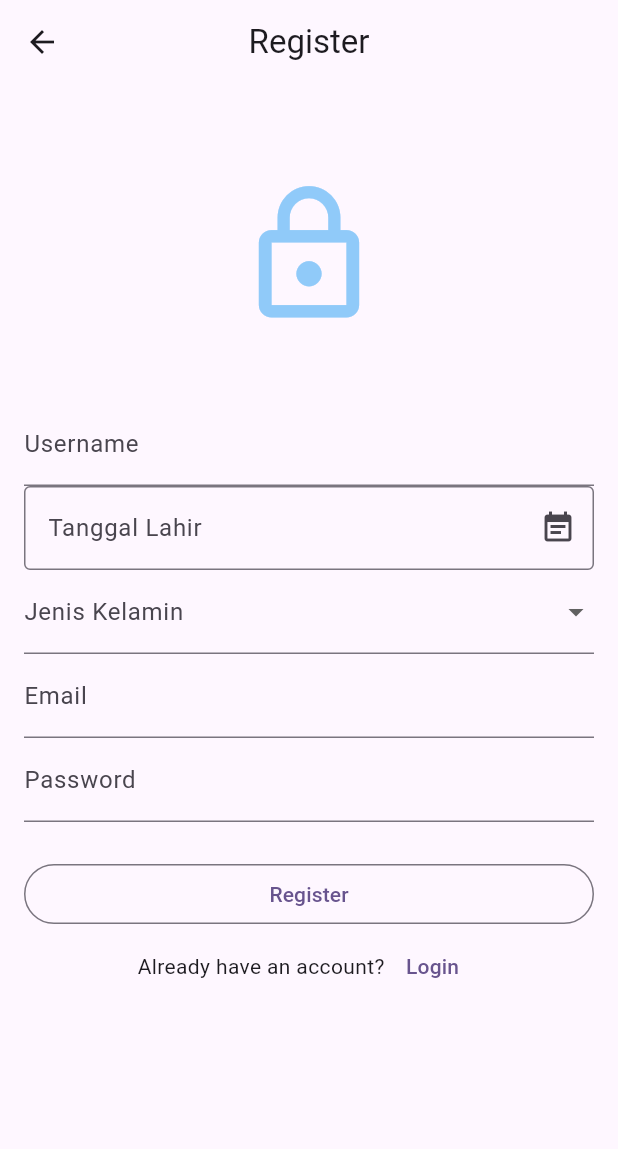
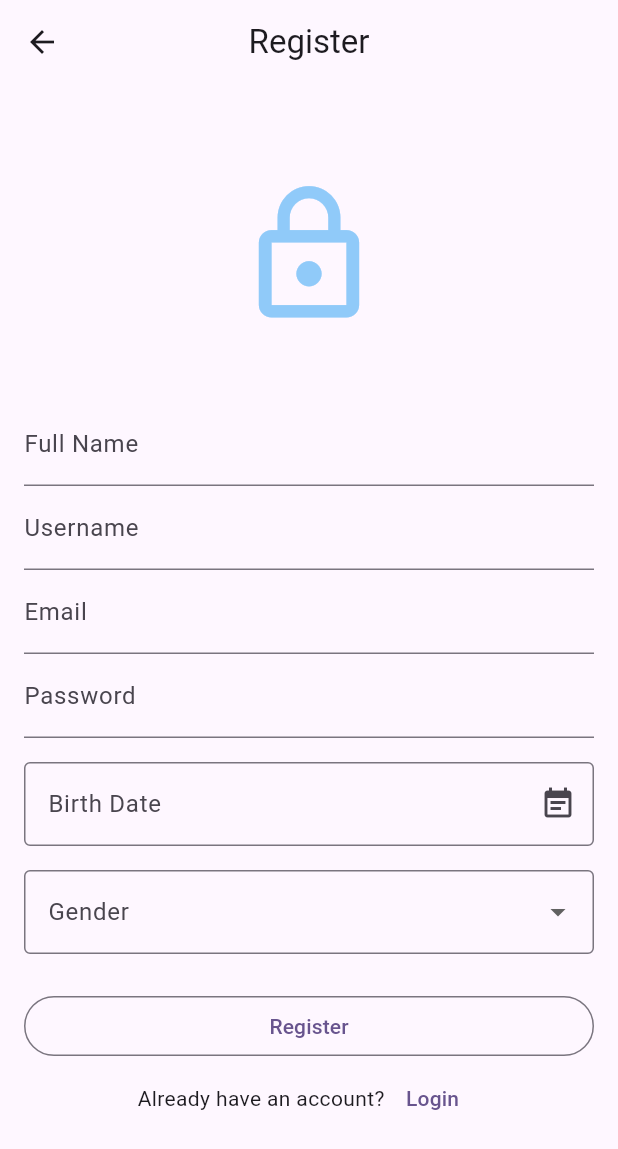
Before and after one commit to FP-PPB-KELOMPOK-3/animatch, a Flutter app: the RegisterScreen screen opened by its route, on a phone screen of 412 x 824 dp. Shown: the top 1149 px of the screen. Run offline on Flutter 3.47's test engine with Material 3 defaults, Android fonts, the phone set to English and light mode, and no system bars; drawn by our look-alikes of date_field; our stand-ins replace awesome_notifications, cloud_firestore, firebase_auth, firebase_core, flutter_card_swiper; accounts and stored records are empty.

Commit message:
fix: register & account detail

```diff
--- a/lib/Auth/register.dart
+++ b/lib/Auth/register.dart
@@ -1,6 +1,6 @@
-import 'package:cloud_firestore/cloud_firestore.dart';
 import 'package:firebase_auth/firebase_auth.dart';
 import 'package:flutter/material.dart';
+import 'package:animatch/services/user.service.dart';
 import 'package:date_field/date_field.dart';
 
 class RegisterScreen extends StatefulWidget {
@@ -13,10 +13,11 @@ class RegisterScreen extends StatefulWidget {
 class _RegisterScreenState extends State<RegisterScreen> {
   final _emailController = TextEditingController();
   final _passwordController = TextEditingController();
+  final _fullNameController = TextEditingController();
   final _usernameController = TextEditingController();
   final _birthdateController = TextEditingController();
-  String? _gender;
-  DateTime? _selectedBirthdate;
+  final _genderController = TextEditingController();
+  String? _selectedGender;
 
   bool _isLoading = false;
   String _errorCode = "";
@@ -38,18 +39,19 @@ class _RegisterScreenState extends State<RegisterScreen> {
     });
 
     try {
-      final userCredential = await FirebaseAuth.instance.createUserWithEmailAndPassword(
-        email: _emailController.text,
-        password: _passwordController.text,
-      );
-      final user = userCredential.user;
-      // Simpan data profil ke Firestore
-      await FirebaseFirestore.instance.collection('users').doc(user!.uid).set({
-        'username': _usernameController.text,
-        'birthdate': _birthdateController.text,
-        'gender': _gender ?? '',
-        'email': user.email,
-      });
+      UserCredential userCredential = await FirebaseAuth.instance.createUserWithEmailAndPassword(
+      email: _emailController.text,
+      password: _passwordController.text,
+    );
+      // Simpan data user ke Firestore
+      await UserService().createUser(
+      uid: userCredential.user!.uid,
+      fullName: _fullNameController.text,
+      username: _usernameController.text,
+      email: userCredential.user!.email!,
+      birthDate: DateTime.tryParse(_birthdateController.text) ?? DateTime.now(),
+      gender: _genderController.text,
+    );
       navigateLogin();
     } on FirebaseAuthException catch (e) {
       setState(() {
@@ -78,36 +80,12 @@ class _RegisterScreenState extends State<RegisterScreen> {
               Icon(Icons.lock_outline, size: 100, color: Colors.blue[200]),
               const SizedBox(height: 48),
               TextField(
+                controller: _fullNameController,
+                decoration: const InputDecoration(label: Text('Full Name')),
+              ),
+              TextField(
                 controller: _usernameController,
                 decoration: const InputDecoration(label: Text('Username')),
-              ),
-              DateTimeFormField(
-                decoration: const InputDecoration(
-                  labelText: 'Tanggal Lahir',
-                  border: OutlineInputBorder(),
-                  suffixIcon: Icon(Icons.event_note),
-                ),
-                initialValue: _selectedBirthdate,
-                firstDate: DateTime(1900),
-                lastDate: DateTime.now(),
-                mode: DateTimeFieldPickerMode.date,
-                onChanged: (DateTime? value) {
-                  setState(() {
-                    _selectedBirthdate = value;
-                    _birthdateController.text = value != null
-                        ? "${value.year}-${value.month.toString().padLeft(2, '0')}-${value.day.toString().padLeft(2, '0')}"
-                        : '';
-                  });
-                },
-              ),
-              DropdownButtonFormField<String>(
-                value: _gender,
-                items: const [
-                  DropdownMenuItem(value: 'Laki-laki', child: Text('Laki-laki')),
-                  DropdownMenuItem(value: 'Perempuan', child: Text('Perempuan')),
-                ],
-                onChanged: (val) => setState(() => _gender = val),
-                decoration: const InputDecoration(label: Text('Jenis Kelamin')),
               ),
               TextField(
                 controller: _emailController,
@@ -118,6 +96,44 @@ class _RegisterScreenState extends State<RegisterScreen> {
                 obscureText: true,
                 decoration: const InputDecoration(label: Text('Password')),
               ),
+              const SizedBox(height: 16),
+              DateTimeFormField(
+                decoration: const InputDecoration(
+                  labelText: 'Birth Date',
+                  border: OutlineInputBorder(),
+                  suffixIcon: Icon(Icons.event_note),
+                ),
+                mode: DateTimeFieldPickerMode.date,
+                onChanged: (DateTime? value) {
+                  if (value != null) {
+                    _birthdateController.text = value.toIso8601String();
+                  }
+                },
+              ),
+            const SizedBox(height: 16),
+            DropdownButtonFormField<String>(
+              value: _selectedGender,
+              decoration: const InputDecoration(
+                labelText: 'Gender',
+                border: OutlineInputBorder(),
+              ),
+              items: const [
+                DropdownMenuItem(
+                  value: 'Laki-laki',
+                  child: Text('Laki-laki'),
+                ),
+                DropdownMenuItem(
+                  value: 'Perempuan',
+                  child: Text('Perempuan'),
+                ),
+              ],
+              onChanged: (value) {
+                setState(() {
+                  _selectedGender = value;
+                  _genderController.text = value ?? '';
+                });
+              },
+            ),
               const SizedBox(height: 24),
               _errorCode != ""
                   ? Column(
```
Also changed, not shown: lib/screens/account_detail.dart (+34 -91 lines).
